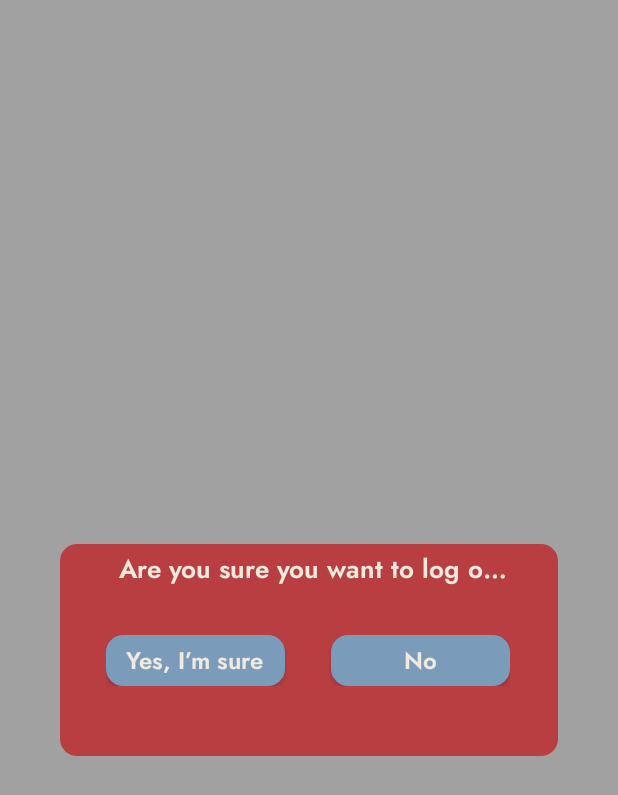
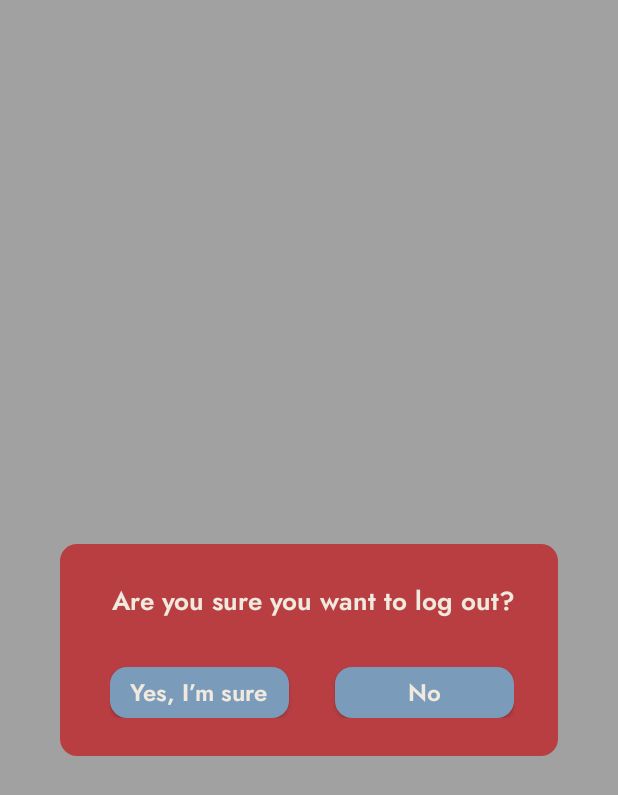
Before and after one commit to Andhikaihsanc/Medifinder, an Android app: the LogoutConfirmationActivity screen opened directly, with no data from a screen before it, on a phone screen of 412 x 824 dp. Shown: the top 795 px of the screen. Run offline under Robolectric (Android 15) with nearby library versions, the phone set to English and light mode, and no system bars; our stand-ins replace Firebase (no records; nobody signed in at launch, a user with empty details on screens opened directly), data binding.

Commit message:
update layout confirm

```diff
--- a/app/build.gradle
+++ b/app/build.gradle
@@ -79,6 +79,7 @@ dependencies {
     implementation "com.github.bumptech.glide:glide:$glideVersion"
     implementation 'com.google.firebase:firebase-auth:22.3.0'
     implementation 'com.google.firebase:firebase-database:20.3.0'
+    implementation 'com.google.firebase:firebase-database-ktx:20.3.0'
     annotationProcessor "com.github.bumptech.glide:compiler:$glideVersion"
     implementation 'com.github.mukeshsolanki:android-otpview-pinview:2.1.2'
 
--- a/app/src/main/res/layout/activity_delete_acc_confirmation.xml
+++ b/app/src/main/res/layout/activity_delete_acc_confirmation.xml
@@ -14,7 +14,8 @@
             android:layout_marginBottom="@dimen/_20pxv"
             android:layout_marginEnd="@dimen/_35pxh"
             android:layout_marginStart="@dimen/_35pxh"
-            android:layout_marginTop="@dimen/_40pxv" android:layout_width="@dimen/_290pxh"/>
+            android:layout_marginTop="@dimen/_40pxv"
+            android:layout_width="@dimen/_290pxh"/>
         <LinearLayout android:id="@+id/linearColumnconfirmation"
             android:layout_gravity="center"
             android:layout_height="wrap_content"
@@ -26,6 +27,7 @@
                 android:layout_height="wrap_content"
                 android:layout_marginEnd="@dimen/_24pxh"
                 android:layout_marginStart="@dimen/_30pxh"
+                android:layout_marginTop="@dimen/_35pxv"
                 android:layout_width="match_parent"
                 android:text="@{deleteAccConfirmationVM.deleteAccConfirmationModel.txtConfirmation}"
                 style="@style/txtJostromansemibold16_1" tools:text="@string/msg_are_you_sure_yo2"/>
--- a/app/src/main/res/layout/activity_logout_confirmation.xml
+++ b/app/src/main/res/layout/activity_logout_confirmation.xml
@@ -14,54 +14,69 @@
             android:layout_marginBottom="@dimen/_20pxv"
             android:layout_marginEnd="@dimen/_35pxh"
             android:layout_marginStart="@dimen/_35pxh"
-            android:layout_marginTop="@dimen/_40pxv" android:layout_width="@dimen/_290pxh"/>
-        <LinearLayout android:id="@+id/linearColumnconfirmation"
+            android:layout_marginTop="@dimen/_40pxv"
+            android:layout_width="@dimen/_290pxh"/>
+
+        <LinearLayout
+            android:id="@+id/linearColumnconfirmation"
+            android:layout_width="@dimen/_290pxh"
+            android:layout_height="wrap_content"
             android:layout_gravity="center"
-            android:layout_height="wrap_content"
-            android:layout_marginHorizontal="@dimen/_40pxh"
-            android:layout_marginVertical="@dimen/_40pxv"
-            android:layout_width="wrap_content" android:orientation="vertical">
-            <TextView android:ellipsize="end"
-                android:gravity="center_horizontal"
+            android:orientation="vertical">
+
+            <TextView
                 android:id="@+id/txtConfirmation"
+                style="@style/txtJostromansemibold15"
+                android:layout_width="match_parent"
                 android:layout_height="wrap_content"
                 android:layout_marginStart="@dimen/_5pxh"
-                android:layout_width="match_parent"
+                android:layout_marginTop="@dimen/_40pxv"
+                android:ellipsize="end"
+                android:gravity="center_horizontal"
                 android:singleLine="true"
                 android:text="@{logoutConfirmationVM.logoutConfirmationModel.txtConfirmation}"
-                style="@style/txtJostromansemibold15" tools:text="@string/msg_are_you_sure_yo"/>
-            <LinearLayout android:id="@+id/linearRowyesImSure"
+                tools:text="@string/msg_are_you_sure_yo" />
+
+            <LinearLayout
+                android:id="@+id/linearRowyesImSure"
+                android:layout_width="wrap_content"
                 android:layout_height="wrap_content"
-                android:layout_marginEnd="@dimen/_1pxh"
                 android:layout_marginTop="@dimen/_29pxv"
-                android:layout_width="wrap_content" android:orientation="horizontal">
+                android:layout_marginStart="@dimen/_29pxh"
+                android:orientation="horizontal">
+
                 <androidx.appcompat.widget.AppCompatButton
-                    android:ellipsize="end" android:gravity="center"
                     android:id="@+id/btnYesImSure"
+                    style="@style/btnSolidRounded_4"
+                    android:layout_width="@dimen/_104pxh"
                     android:layout_height="@dimen/_32pxv"
-                    android:layout_width="@dimen/_104pxh"
-                    android:paddingBottom="@dimen/_5pxv"
-                    android:paddingEnd="@dimen/_12pxh"
+                    android:ellipsize="end"
+                    android:gravity="center"
                     android:paddingStart="@dimen/_11pxh"
                     android:paddingTop="@dimen/_5pxv"
+                    android:paddingEnd="@dimen/_12pxh"
+                    android:paddingBottom="@dimen/_5pxv"
                     android:singleLine="true"
                     android:text="@string/lbl_yes_i_m_sure"
                     android:textAllCaps="false"
-                    style="@style/btnSolidRounded_4" tools:text="@string/lbl_yes_i_m_sure"/>
+                    tools:text="@string/lbl_yes_i_m_sure" />
+
                 <androidx.appcompat.widget.AppCompatButton
-                    android:ellipsize="end" android:gravity="center"
                     android:id="@+id/btnNo"
+                    style="@style/btnSolidRounded_4"
+                    android:layout_width="@dimen/_104pxh"
                     android:layout_height="@dimen/_32pxv"
                     android:layout_marginStart="@dimen/_27pxh"
-                    android:layout_width="@dimen/_104pxh"
-                    android:paddingBottom="@dimen/_5pxv"
-                    android:paddingEnd="@dimen/_30pxh"
+                    android:ellipsize="end"
+                    android:gravity="center"
                     android:paddingStart="@dimen/_30pxh"
                     android:paddingTop="@dimen/_5pxv"
+                    android:paddingEnd="@dimen/_30pxh"
+                    android:paddingBottom="@dimen/_5pxv"
                     android:singleLine="true"
                     android:text="@string/lbl_no"
                     android:textAllCaps="false"
-                    style="@style/btnSolidRounded_4" tools:text="@string/lbl_no"/>
+                    tools:text="@string/lbl_no" />
             </LinearLayout>
         </LinearLayout>
     </FrameLayout>
```
Also changed, not shown: app/src/main/res/layout/activity_change_address.xml (+10 -5 lines), app/src/main/res/layout/activity_change_name.xml (+8 -4 lines), app/src/main/res/layout/activity_change_phone_number.xml (+8 -4 lines), app/src/main/res/layout/activity_edit_profile.xml (+4 -4 lines).
